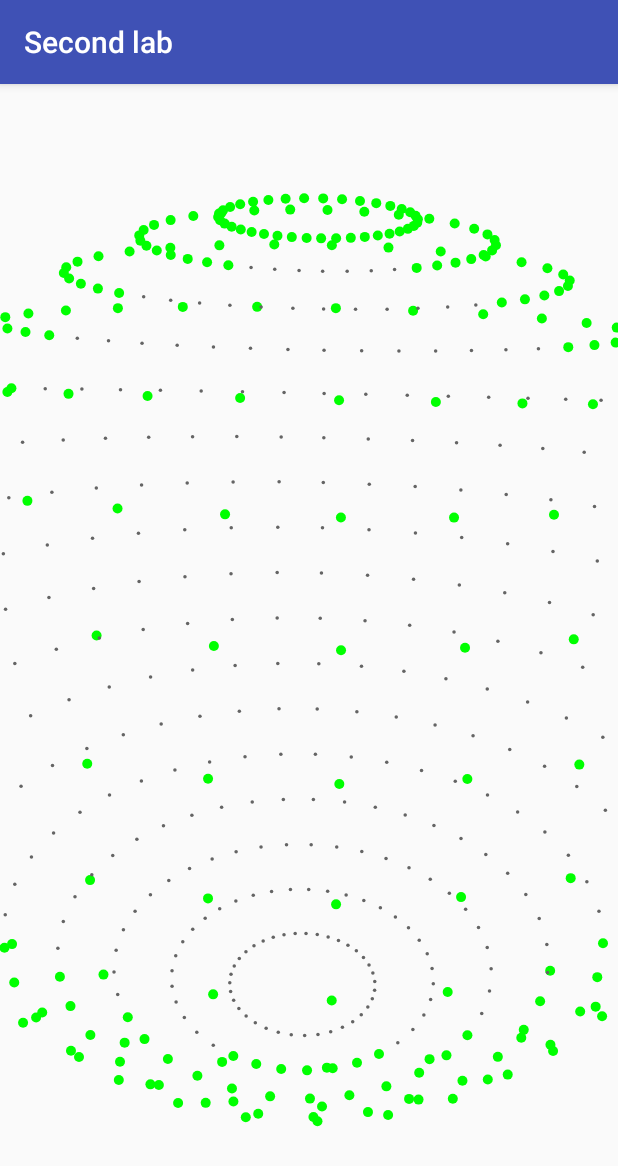
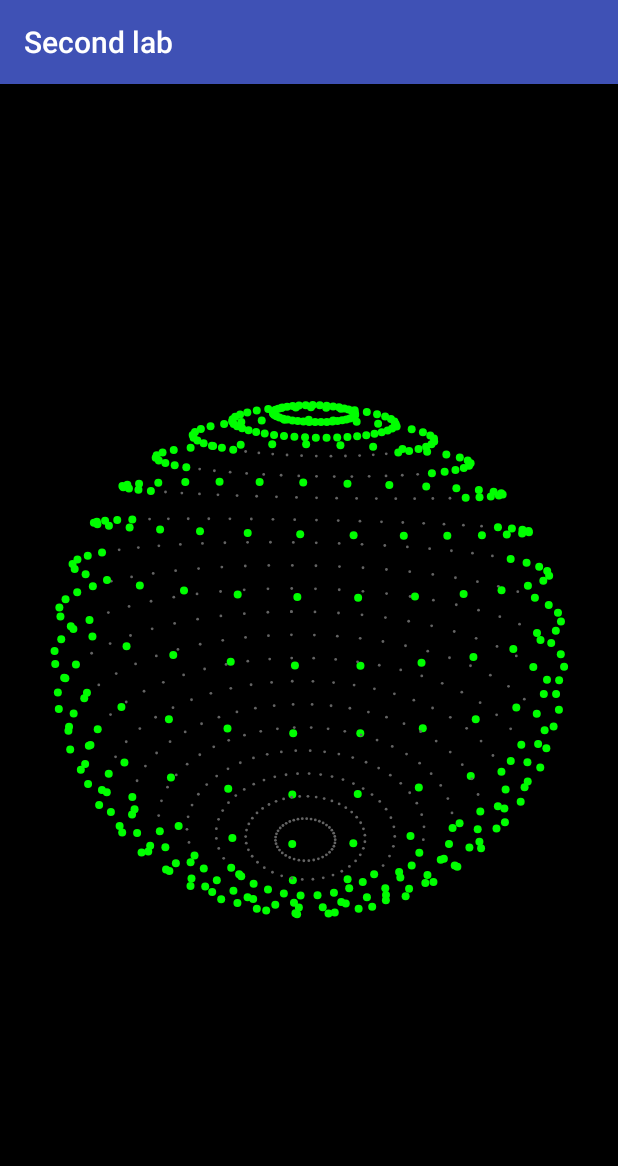
Before and after one commit to Nickolas981/CompGraph, an Android app: the LabThreeActivity screen opened directly, with no data from a screen before it, on a phone screen of 412 x 824 dp. Shown: the top 1166 px of the screen. Run offline under Robolectric (Android 15) with nearby library versions, the phone set to English and light mode, and no system bars.

Commit message:
Created view for sphere

```diff
--- a/app/src/main/AndroidManifest.xml
+++ b/app/src/main/AndroidManifest.xml
@@ -1,5 +1,6 @@
 <?xml version="1.0" encoding="utf-8"?>
 <manifest xmlns:android="http://schemas.android.com/apk/res/android"
+    xmlns:tools="http://schemas.android.com/tools"
     package="ua.kpi.dongumen.compgraph">
 
     <application
@@ -8,7 +9,8 @@
         android:label="@string/app_name"
         android:roundIcon="@mipmap/ic_launcher_round"
         android:supportsRtl="true"
-        android:theme="@style/AppTheme">
+        android:theme="@style/AppTheme"
+        tools:ignore="GoogleAppIndexingWarning">
         <activity android:name=".MainActivity">
             <intent-filter>
                 <action android:name="android.intent.action.MAIN" />
@@ -18,7 +20,9 @@
         </activity>
         <activity android:name=".lab2.LabTwoActivity" />
         <activity android:name=".lab1.LabOneActivity" />
-        <activity android:name=".lab3.LabThreeActivity" />
+        <activity android:name=".lab3.LabThreeActivity"
+            android:resizeableActivity="true"
+            android:supportsPictureInPicture="true"/>
     </application>
 
 </manifest>
--- a/app/src/main/java/ua/kpi/dongumen/compgraph/lab3/LabThreeActivity.kt
+++ b/app/src/main/java/ua/kpi/dongumen/compgraph/lab3/LabThreeActivity.kt
@@ -1,5 +1,6 @@
 package ua.kpi.dongumen.compgraph.lab3
 
+import android.animation.ValueAnimator
 import android.os.Bundle
 import android.os.Handler
 import android.support.v7.app.AppCompatActivity
@@ -32,7 +33,7 @@ class LabThreeActivity : AppCompatActivity() {
         setTitle(R.string.second_lab)
 
         toggleAnimation()
-
+//        blast()
     }
 
     private fun toggleAnimation() {
@@ -89,6 +90,17 @@ class LabThreeActivity : AppCompatActivity() {
         return true
     }
 
+    fun blast() {
+        val valueAnimator = ValueAnimator.ofFloat(0.01f, 10f, 0.01f)
+        valueAnimator.duration = 800
+        valueAnimator.addUpdateListener {
+            my_view3.scale = it.animatedValue as Float
+            my_view3.invalidate()
+        }
+        valueAnimator.repeatCount = ValueAnimator.INFINITE
+        valueAnimator.start()
+    }
+
 
     class Rotation(val run: () -> Unit, val handler: Handler) : Runnable {
         override fun run() {
--- a/app/src/main/java/ua/kpi/dongumen/compgraph/lab3/NewLabThreeView.kt
+++ b/app/src/main/java/ua/kpi/dongumen/compgraph/lab3/SphereView.kt
@@ -6,10 +6,9 @@ import android.graphics.Color
 import android.graphics.Paint
 import android.util.AttributeSet
 import android.view.View
-import ua.kpi.dongumen.compgraph.extensions.fori
 
 
-class NewLabThreeView : View {
+class SphereView : View {
 
     constructor(context: Context) : super(context)
 
@@ -21,11 +20,10 @@ class NewLabThreeView : View {
     var distance = 800.0
     var scale = 1f
 
+
     private var dotSize = 5
     var offsetX = 0f
-    //        get() = if (offsetX < scale * 5) offsetX else scale * 5
     var offsetY = 0f
-//        get() = if (offsetY < scale * 5) offsetY else scale * 5
 
     private val primaryPaint by lazy {
         Paint().apply { style = Paint.Style.FILL }
@@ -39,80 +37,39 @@ class NewLabThreeView : View {
                 .apply { strokeWidth = 2f }
     }
 
-    class Point3D {
-        var x = 0.0
-        var y = 0.0
-        var z = 0.0
-    }
-
     override fun onDraw(canvas: Canvas?) {
         super.onDraw(canvas)
         render(canvas!!)
     }
 
-    class Sphere3D(val radius: Double) {
-        var point = mutableListOf<Point3D>()
 
-        init {
-            fori(0.0, { it <= 6.28 }, { it + 0.17 })
-            { alpha ->
-                point.add(Point3D())
-                val p = point.last()
-
-                p.x = Math.cos(alpha) * this.radius
-                p.y = 0.0
-                p.z = Math.sin(alpha) * this.radius
-            }
-
-            // Ciclo da 0ø a 90ø con passo di 10ø...calcola la prima semisfera (direction = 1)
-            // Ciclo da 0ø a 90ø con passo di 10ø...calcola la seconda semisfera (direction = -1)
-
-            fori(1, { it >= -1 }, { it - 2 }) { direction ->
-                fori(0.17, { it < 1.445 }, { it + 0.17 }) { beta ->
-
-                    val radius = Math.cos(beta) * this.radius
-                    val fixedY = Math.sin(beta) * this.radius * direction
-
-                    fori(0.0, { it < 6.28 }, { it + 0.17 }) { alpha ->
-                        point.add(Point3D())
-                        val p = point.last()
-
-                        p.x = Math.cos(alpha) * radius
-                        p.y = fixedY
-                        p.z = Math.sin(alpha) * radius
-                    }
-                }
-            }
-        }
-
-
-    }
-
-    fun rotateX(point: Point3D, radians: Double) {
+    private fun rotateX(point: Point3D, radians: Double) {
         val y = point.y
         point.y = (y * Math.cos(radians)) + (point.z * Math.sin(radians) * -1.0)
         point.z = (y * Math.sin(radians)) + (point.z * Math.cos(radians))
     }
 
-    fun rotateY(point: Point3D, radians: Double) {
+    private fun rotateY(point: Point3D, radians: Double) {
         val x = point.x
         point.x = (x * Math.cos(radians)) + (point.z * Math.sin(radians) * -1.0)
         point.z = (x * Math.sin(radians)) + (point.z * Math.cos(radians))
     }
 
-    fun rotateZ(point: Point3D, radians: Double) {
+    private fun rotateZ(point: Point3D, radians: Double) {
         val x = point.x
         point.x = (x * Math.cos(radians)) + (point.y * Math.sin(radians) * -1.0)
         point.y = (x * Math.sin(radians)) + (point.y * Math.cos(radians))
     }
 
-    fun projection(xy: Double, z: Double, xyOffset: Double, zOffset: Double, distance: Double): Double {
+    private fun projection(xy: Double, z: Double, xyOffset: Double, zOffset: Double, distance: Double): Double {
         return ((distance * xy) / (z - zOffset)) + xyOffset
     }
 
-    fun render(ctx: Canvas) {
+    private fun render(ctx: Canvas) {
         val width = ctx.width
         val height = ctx.height
+        distance = ((width + height) / 4).toDouble()
+        dotSize = (distance / 100).toInt()
         var x: Double
         var y: Double
 
@@ -131,28 +88,52 @@ class NewLabThreeView : View {
             x = projection(p.x, p.z, width / 2.0, 100.0, distance * scale)
             y = projection(p.y, p.z, height / 2.0, 100.0, distance * scale)
 
+
+
             if ((x + offsetX >= 0) && (x + offsetX < width)) {
                 if ((y + offsetY >= 0) && (y + offsetY < height)) {
                     if (p.z < 0) {
                         drawBackPoint(ctx, x + offsetX, y + offsetY)
                     } else {
-                        drawPoint(ctx, x + offsetX, y + offsetY)
-                        //drawPointWithGradient(ctx, x, y, 10, "rgb(0,200,0)", 0.8);
+                        Companion.drawPoint(this, ctx, x + offsetX, y + offsetY)
                     }
                 }
             }
+
+            moveToDefaultSize()
+            moveToCenter()
         }
     }
 
-    fun drawPoint(ctx: Canvas, x: Double, y: Double) {
-        ctx.drawCircle(x.toFloat(), y.toFloat(), dotSize.toFloat() * scale, primaryPaint)
+    private fun moveToDefaultSize() {
+        if (scale > 1) {
+            scale -= 0.00001.toFloat()
+        } else if (scale < 1) {
+            scale += 0.00001.toFloat()
+        }
     }
 
-    fun drawBackPoint(ctx: Canvas, x: Double, y: Double) {
+    private fun moveToCenter() {
+        if (offsetX > 0) {
+            offsetX -= 0.01.toFloat()
+        } else if (offsetX < 0) {
+            offsetX += 0.01.toFloat()
+        }
+        if (offsetY > 0) {
+            offsetY -= 0.01.toFloat()
+        } else if (offsetY < 0) {
+            offsetY += 0.01.toFloat()
+        }
+    }
+
+    private fun drawBackPoint(ctx: Canvas, x: Double, y: Double) {
         ctx.drawCircle(x.toFloat(), y.toFloat(), (dotSize * 0.7).toFloat() * scale / 2, hintPaint)
     }
 
     companion object {
         val sphere = Sphere3D(50.0)
+        fun drawPoint(sphereView: SphereView, ctx: Canvas, x: Double, y: Double) {
+            ctx.drawCircle(x.toFloat(), y.toFloat(), sphereView.dotSize.toFloat() * sphereView.scale, sphereView.primaryPaint)
+        }
     }
 }
--- a/app/src/main/res/layout/activity_lab_three.xml
+++ b/app/src/main/res/layout/activity_lab_three.xml
@@ -6,8 +6,9 @@
     android:orientation="vertical"
     tools:context=".MainActivity">
 
-    <ua.kpi.dongumen.compgraph.lab3.NewLabThreeView
+    <ua.kpi.dongumen.compgraph.lab3.SphereView
         android:id="@+id/my_view3"
+        android:background="#000"
         android:layout_width="match_parent"
         android:layout_height="0dp"
         android:layout_weight="1" />
```
